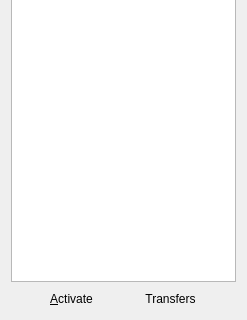
shaan7/Kapotah, file peerdialog.ui: the form before one commit; both pictures show x 0 to 247 and y 153 to 473 of the 247 by 473 pixel window.
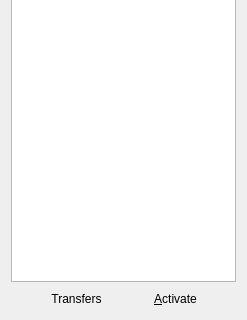
The form after the commit.

Diff of the .ui file:
```diff
--- a/peerdialog.ui
+++ b/peerdialog.ui
@@ -13,6 +13,9 @@
   <property name="windowTitle">
    <string>Dialog</string>
   </property>
+  <property name="layoutDirection">
+   <enum>Qt::RightToLeft</enum>
+  </property>
   <layout class="QVBoxLayout" name="verticalLayout">
    <item>
     <widget class="QListView" name="peersListView"/>
```
Left out of the diff: 3 changed lines with no effect on the pictures.
